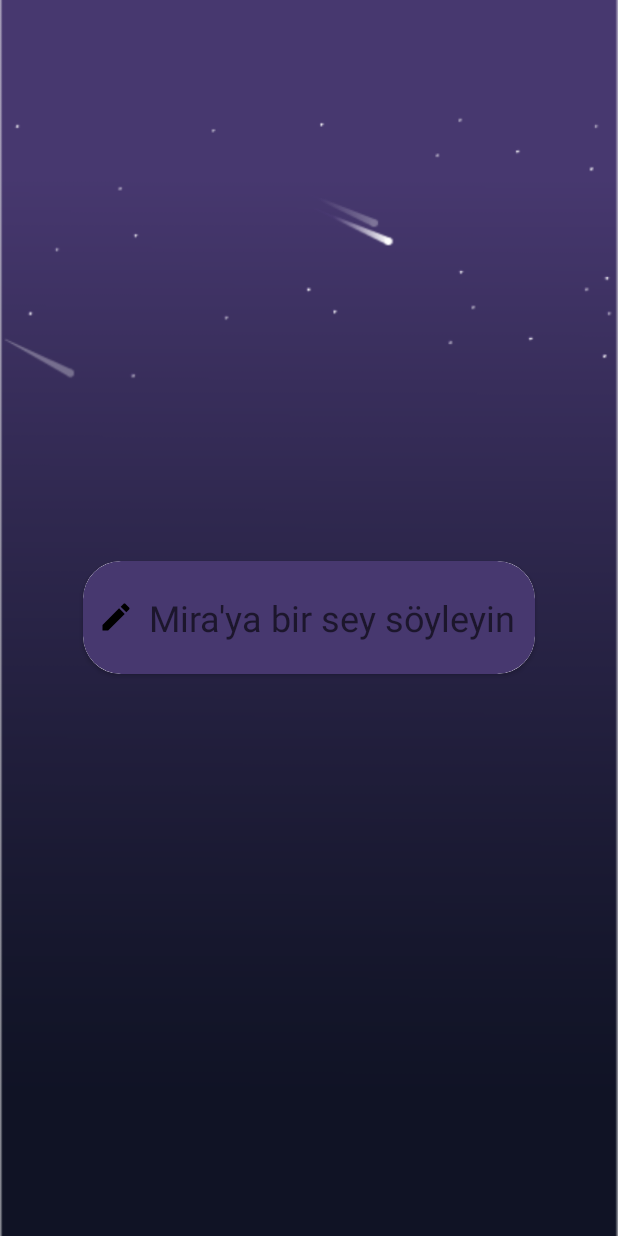
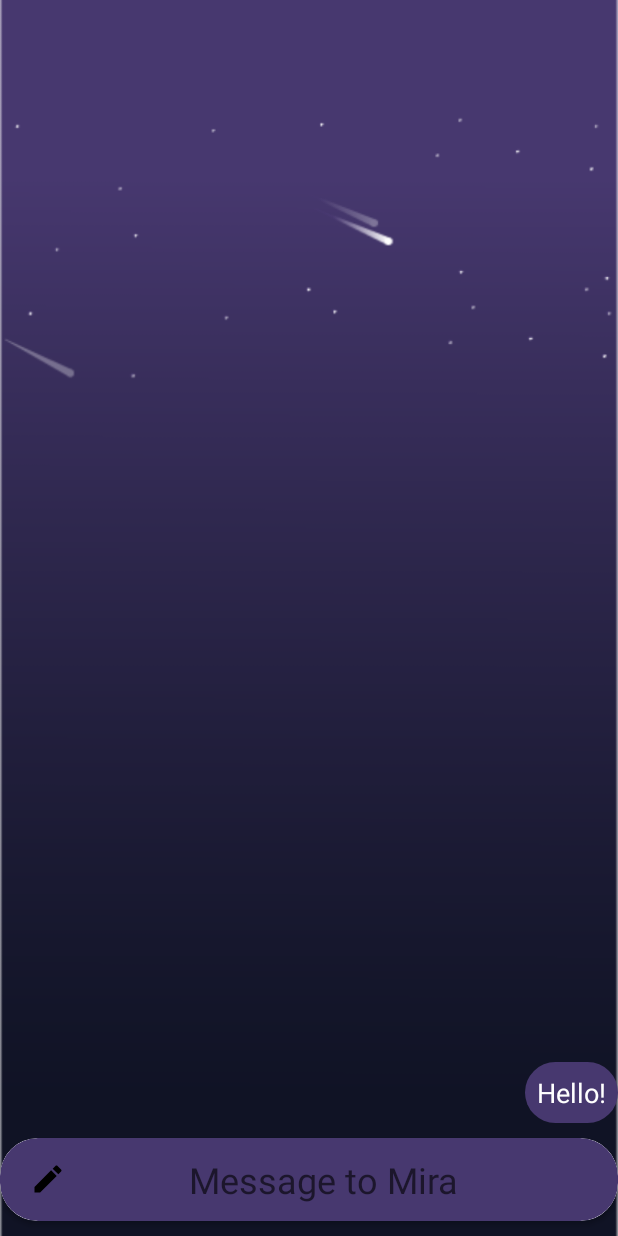
Before and after one commit to utkangl/Myra, an Android app: the fragment ChatFragment placed in its activity, on a phone screen of 412 x 824 dp. Run offline under Robolectric (Android 15) with nearby library versions, the phone set to English and light mode, and no system bars; Roboto replaces fonts that are not available here.

Commit message:
chat with mira ui created. Messages are shown in the chat fragment. UI fixes are needed

```diff
--- /dev/null
+++ b/app/src/main/java/com/example/falci/ChatAdapter.kt
@@ -0,0 +1,57 @@
+import android.content.Context
+import android.view.LayoutInflater
+import android.view.View
+import android.view.ViewGroup
+import android.widget.BaseAdapter
+import android.widget.TextView
+import com.example.falci.ChatMessage
+import com.example.falci.R
+
+class ChatAdapter(private val context: Context, private val messages: List<ChatMessage>) : BaseAdapter() {
+
+    override fun getCount(): Int {
+        return messages.size
+    }
+
+    override fun getItem(position: Int): Any {
+        return messages[position]
+    }
+
+    override fun getItemId(position: Int): Long {
+        return position.toLong()
+    }
+
+
+    private class ViewHolder(val view: View) {
+        val messageTextView: TextView = view.findViewById(R.id.messageTextView)
+    }
+
+    override fun getView(position: Int, convertView: View?, parent: ViewGroup?): View {
+        val message = getItem(position) as ChatMessage
+        val layoutInflater = LayoutInflater.from(context)
+
+        val layoutRes = if (message.isMyMessage) {
+            R.layout.item_my_message
+        } else {
+            R.layout.item_api_message
+        }
+
+        val view: View
+        val viewHolder: ViewHolder
+
+        if (convertView == null) {
+            // convertView null ise yeni bir görünüm oluşturun
+            view = layoutInflater.inflate(layoutRes, parent, false)
+            viewHolder = ViewHolder(view)
+            view.tag = viewHolder
+        } else {
+            // convertView yeniden kullanılabilirse, var olan görünümü alın
+            view = convertView
+            viewHolder = view.tag as ViewHolder
+        }
+
+        viewHolder.messageTextView.text = message.text
+
+        return view
+    }
+}
--- a/app/src/main/java/com/example/falci/ChatFragment.kt
+++ b/app/src/main/java/com/example/falci/ChatFragment.kt
@@ -1,5 +1,6 @@
 package com.example.falci
 
+import ChatAdapter
 import android.content.Context
 import android.os.Bundle
 import androidx.fragment.app.Fragment
@@ -9,7 +10,7 @@ import android.view.ViewGroup
 import android.view.inputmethod.EditorInfo
 import android.view.inputmethod.InputMethodManager
 import android.widget.EditText
-import androidx.cardview.widget.CardView
+import android.widget.ListView
 import okhttp3.*
 import org.json.JSONObject
 import java.io.IOException
@@ -31,21 +32,32 @@ class ChatFragment : Fragment() {
         val v = inflater.inflate(R.layout.fragment_chat, container, false)
 
         val messageInput = v.findViewById<EditText>(R.id.chatfragmentmessageinputtext)
-        val messageCardContainer = v.findViewById<CardView>(R.id.chatfragmentmessageinput)
+
+        val mainLayout = v.findViewById<View>(R.id.chat_fragment)
+
+        val chatListView = v.findViewById<ListView>(R.id.chatListView)
+
+        val messages = mutableListOf(
+            ChatMessage("Hello!", true),
+        )
+
+        val chatAdapter = ChatAdapter(requireContext(), messages)
+        chatListView.adapter = chatAdapter
 
 
-        val mainLayout = v.findViewById<View>(R.id.chat_fragment) // Ana düzenin ID'sini buraya ekleyin
         mainLayout.setOnClickListener {
             val imm = requireContext().getSystemService(Context.INPUT_METHOD_SERVICE) as InputMethodManager
             imm.hideSoftInputFromWindow(it.windowToken, 0)
         }
-
 
         messageInput.setOnEditorActionListener { _, actionId, _ ->
             if (actionId == EditorInfo.IME_ACTION_SEND) {
                 println(messageInput.text.toString())
                 usermessagetomira = messageInput.text.toString()
 
+
+                val myMessage = ChatMessage(usermessagetomira, true)
+                messages.add(myMessage)
 
                 val chatJson = createChatJSON(usermessagetomira)
                 val gptchatUrl = "http://31.210.43.174:1337/gpt/chat/"
@@ -58,7 +70,30 @@ class ChatFragment : Fragment() {
                         println("Error: ${exception.message}")
                     } else {
                         println("Response: $responseBody")
-                        println("Yolladim galiba")
+
+                        activity?.runOnUiThread {
+                            val jsonResponse = responseBody?.let { JSONObject(it) }
+                            val chatMessagesArray = jsonResponse?.getJSONArray("chat_messages")
+
+                            if (chatMessagesArray != null) {
+                                for (i in 0 until chatMessagesArray.length()) {
+                                    val chatMessageObject = chatMessagesArray.getJSONObject(i)
+                                    val sender = chatMessageObject.getString("owner")
+                                    val message = chatMessageObject.getString("message")
+
+                                    val apiMessage = ChatMessage(message, false)
+                                    if (sender == "assistant"){
+                                        messages.add(apiMessage)
+                                    }
+                                }
+                            }
+
+                            // Adaptörü güncelle
+                            chatAdapter.notifyDataSetChanged()
+
+                            // ListView'i en alt pozisyona kaydır
+                            chatListView.smoothScrollToPosition(messages.size - 1)
+                        }
 
                     }
                 }
@@ -74,13 +109,12 @@ class ChatFragment : Fragment() {
             }
         }
 
-
         return v
 
     }
 
 
-    fun createChatJSON(message: String, thread: Int? = null ): JSONObject {
+    private fun createChatJSON(message: String, thread: Int? = null ): JSONObject {
 
         val chatJsonObject = JSONObject()
 
@@ -94,7 +128,7 @@ class ChatFragment : Fragment() {
     }
 
 
-    fun postChatJson(url: String, json: JSONObject, callback: (String?, Exception?) -> Unit) {
+    private fun postChatJson(url: String, json: JSONObject, callback: (String?, Exception?) -> Unit) {
 
         val chatclient = OkHttpClient()
 
--- /dev/null
+++ b/app/src/main/java/com/example/falci/ChatMessage.kt
@@ -0,0 +1,3 @@
+package com.example.falci
+
+data class ChatMessage(val text: String, val isMyMessage: Boolean)
--- /dev/null
+++ b/app/src/main/res/drawable/chatinputbackground.xml
@@ -0,0 +1,16 @@
+<shape
+    xmlns:android="http://schemas.android.com/apk/res/android"
+    android:shape="rectangle">
+
+    <corners android:bottomRightRadius="25dp"
+        android:bottomLeftRadius="25dp"
+        android:topRightRadius="25dp"
+        android:topLeftRadius="25dp"/>
+
+    <gradient
+        android:angle="90"
+        android:startColor="#47386F"
+        android:endColor="#47386F"
+        />
+
+</shape>
--- a/app/src/main/res/drawable/female_icon.xml
+++ /dev/null
@@ -1,5 +0,0 @@
-<vector android:height="24dp" android:tint="#DCC4C4"
-    android:viewportHeight="24" android:viewportWidth="24"
-    android:width="24dp" xmlns:android="http://schemas.android.com/apk/res/android">
-    <path android:fillColor="@android:color/white" android:pathData="M17.5,9.5C17.5,6.46 15.04,4 12,4S6.5,6.46 6.5,9.5c0,2.7 1.94,4.93 4.5,5.4V17H9v2h2v2h2v-2h2v-2h-2v-2.1C15.56,14.43 17.5,12.2 17.5,9.5zM8.5,9.5C8.5,7.57 10.07,6 12,6s3.5,1.57 3.5,3.5S13.93,13 12,13S8.5,11.43 8.5,9.5z"/>
-</vector>
--- a/app/src/main/res/layout/fragment_chat.xml
+++ b/app/src/main/res/layout/fragment_chat.xml
@@ -10,17 +10,44 @@
 
 
 
+
+    <RelativeLayout
+        android:layout_width="match_parent"
+        android:layout_height="match_parent"
+        android:layout_above="@+id/chatfragmentmessageinput"
+        android:layout_marginBottom="10dp">
+
+
+        <ListView
+            android:id="@+id/chatListView"
+            android:layout_width="match_parent"
+            android:layout_height="match_parent"
+            android:divider="@android:color/white"
+            android:dividerHeight="0dp"
+            android:stackFromBottom="true"
+            android:transcriptMode="normal" >
+
+        </ListView>
+
+
+
+
+
+
+    </RelativeLayout>
+
+
+
     <androidx.cardview.widget.CardView
 
         android:id="@+id/chatfragmentmessageinput"
 
         android:layout_width="match_parent"
-        android:layout_height="75dp"
+        android:layout_height="55dp"
 
-        android:layout_centerVertical="true"
-
-        android:layout_marginLeft="55dp"
-        android:layout_marginRight="55dp"
+        android:layout_centerHorizontal="true"
+        android:layout_alignParentBottom="true"
+        android:layout_marginBottom="10dp"
 
         app:cardCornerRadius="25dp">
 
@@ -30,28 +57,27 @@
             android:layout_width="match_parent"
             android:layout_height="match_parent"
 
-            android:background="@drawable/nameinputbackground"
+            android:background="@drawable/chatinputbackground"
 
             android:drawableLeft="@drawable/write_icon"
             android:drawablePadding="10dp"
-            android:paddingLeft="10dp"
+            android:paddingLeft="20dp"
 
             android:fontFamily="@font/arima_madurai_light"
             android:text = ""
             android:textSize="24sp"
-
+            android:textAlignment="center"
+            android:paddingRight="35dp"
 
             android:inputType="text"
             android:imeOptions="actionSend"
 
+            android:hint="Message to Mira"
 
-            android:hint="Mira'ya bir sey söyleyin" />
+            tools:ignore="HardcodedText" />
 
     </androidx.cardview.widget.CardView>
 
 
 
-
-
-
 </RelativeLayout>
--- a/app/src/main/res/layout/fragment_relationship_status_pick.xml
+++ b/app/src/main/res/layout/fragment_relationship_status_pick.xml
@@ -41,8 +41,7 @@
         android:text="Devam"
         android:textColor="@color/white"
         android:textSize="24sp"
-        android:textAllCaps="false"
-        tools:ignore="HardcodedText">
+        android:textAllCaps="false">
 
     </androidx.appcompat.widget.AppCompatButton>
 
--- /dev/null
+++ b/app/src/main/res/layout/item_my_message.xml
@@ -0,0 +1,21 @@
+<?xml version="1.0" encoding="utf-8"?>
+<RelativeLayout xmlns:android="http://schemas.android.com/apk/res/android"
+    android:layout_width="match_parent"
+    android:layout_height="match_parent">
+
+
+
+    <TextView xmlns:android="http://schemas.android.com/apk/res/android"
+        android:id="@+id/messageTextView"
+        android:layout_width="wrap_content"
+        android:layout_height="wrap_content"
+        android:layout_alignParentEnd="true"
+        android:padding="8dp"
+        android:background="@drawable/chatinputbackground"
+        android:textColor="@android:color/white"
+        android:textSize="18dp"/>
+
+
+
+
+</RelativeLayout>
```
Also changed, not shown: app/src/main/res/drawable/maintransparentring.xml (deleted, +0 -8 lines), app/src/main/res/drawable/male_icon.xml (deleted, +0 -10 lines), app/src/main/res/drawable/overlay_drawable_female.xml (deleted, +0 -8 lines), app/src/main/res/drawable/overlay_drawable_female_onclicked.xml (deleted, +0 -8 lines), app/src/main/res/drawable/overlay_drawable_male.xml (deleted, +0 -8 lines), app/src/main/res/drawable/overlay_drawable_male_onclicked.xml (deleted, +0 -8 lines), app/src/main/res/drawable/star_shape.xml (deleted, +0 -28 lines), app/src/main/res/drawable/transparentringfemale.xml (deleted, +0 -9 lines), app/src/main/res/drawable/transparentringfemale_onclicked.xml (deleted, +0 -9 lines), app/src/main/res/drawable/transparentringmale.xml (deleted, +0 -9 lines), app/src/main/res/drawable/transparentringmale_onclicked.xml (deleted, +0 -9 lines), app/src/main/res/layout/item_api_message.xml (added, +19 -0 lines).
